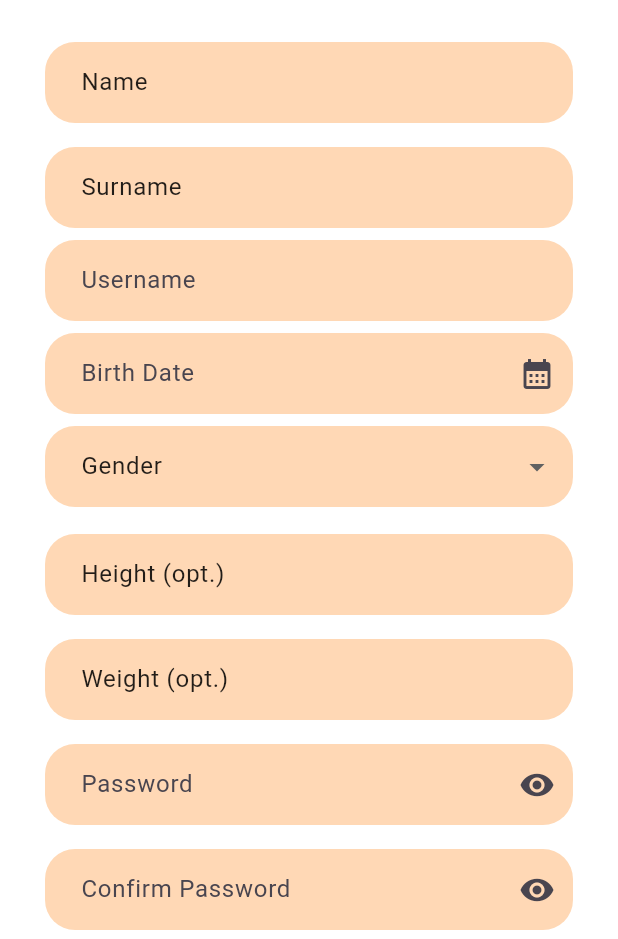
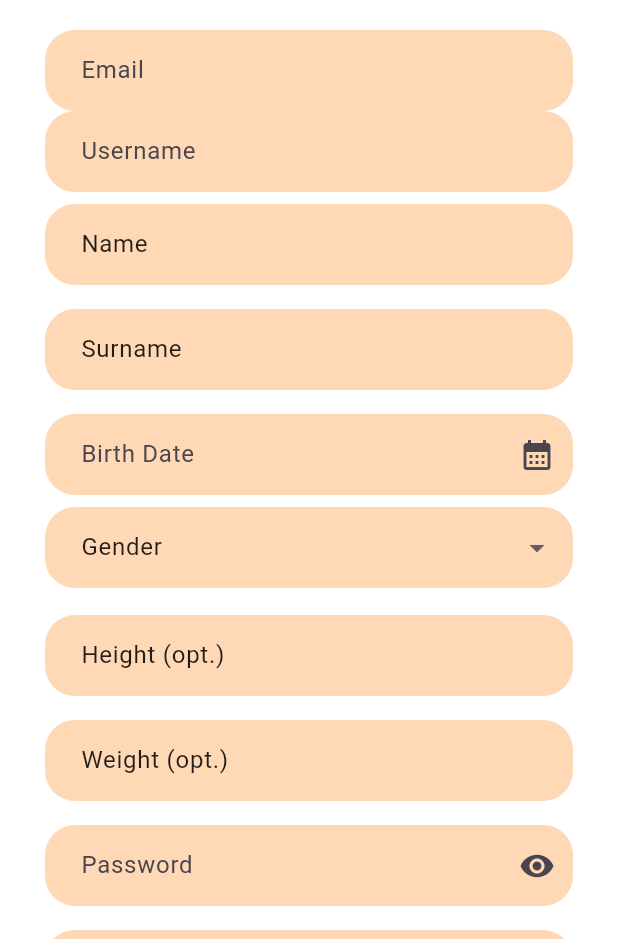
Before and after one commit to Elifsudeozmen/se380gymprojectt, a Flutter app: the screen it shows after launch, after a tap on "Sign Up", on a phone screen of 412 x 824 dp, the part 297-1236 px from its top. Run offline on Flutter 3.47's test engine with Material 3 defaults, Android fonts, the phone set to English and light mode, and no system bars; our stand-ins replace cloud_firestore, easy_localization, firebase_auth, firebase_core; accounts and stored records are empty.

Commit message:
login authentication

```diff
--- a/lib/_lib/features/home_page/presentation/home_page.dart
+++ b/lib/_lib/features/home_page/presentation/home_page.dart
@@ -1,26 +1,67 @@
 import 'package:flutter/material.dart';
 import 'package:easy_localization/easy_localization.dart';
 import 'package:gymproject/_lib/features/home_page/presentation/widgets/auth_button.dart';
-import 'package:gymproject/_lib/features/home_page/presentation/widgets/language_button.dart';
+import 'package:gymproject/_lib/features/home_page/services/auth_service.dart';
 import '../presentation/widgets/profile_avatar.dart';
 import '../presentation/widgets/username_field.dart';
 import '../presentation/widgets/password_field.dart';
+import '../presentation/widgets/language_button.dart';
 
+class HomePage extends StatefulWidget {
+  const HomePage({super.key});
 
-class HomePage extends StatelessWidget {
-  const HomePage({super.key});
+  @override
+  State<HomePage> createState() => _HomePageState();
+}
+
+class _HomePageState extends State<HomePage> {
+  final usernameCtrl = TextEditingController();
+  final passwordCtrl = TextEditingController();
+  final AuthService _authService = AuthService();
+
+  @override
+  void dispose() {
+    usernameCtrl.dispose();
+    passwordCtrl.dispose();
+    super.dispose();
+  }
+
+  void login() async {
+    final authService = AuthService();
+    String? error = await authService.signInWithControllers(
+      usernameCtrl: usernameCtrl,
+      passwordCtrl: passwordCtrl,
+    );
+
+    if (error != null) {
+      ScaffoldMessenger.of(context).showSnackBar(
+        SnackBar(
+          content: Text(error),
+          behavior: SnackBarBehavior.floating,
+          margin: const EdgeInsets.all(20),
+        ),
+      );
+      return;
+    }
+
+    // Başarılı login
+    ScaffoldMessenger.of(context).showSnackBar(
+      const SnackBar(
+        content: Text("Login successful!"),
+        behavior: SnackBarBehavior.floating,
+        margin: EdgeInsets.all(20),
+      ),
+    );
+
+    // Navigator.push(...); // başka sayfaya geçiş
+  }
 
   @override
   Widget build(BuildContext context) {
     return Scaffold(
       appBar: AppBar(
         title: Text('GymTracker'.tr()),
-        leading: IconButton(
-          onPressed: () {
-            // Menü fonksiyonu eklenecek
-          },
-          icon: const Icon(Icons.menu),
-        ),
+        leading: IconButton(onPressed: () {}, icon: const Icon(Icons.menu)),
         centerTitle: true,
         backgroundColor: Colors.greenAccent,
         foregroundColor: Colors.black,
@@ -33,28 +74,26 @@ class HomePage extends StatelessWidget {
         ),
         actions: [
           IconButton(
-            onPressed: () {
-              // Dil değiştirici ikonuna fonksiyon eklenecek
-
-            },
+            onPressed: () {},
             icon: const Icon(Icons.language_rounded),
           ),
         ],
       ),
-
       body: Center(
         child: SingleChildScrollView(
           child: Column(
-            children: const [
-              ProfileAvatar(),
-              SizedBox(height: 20),
-              UsernameField(),
-              SizedBox(height: 20),
-              PasswordField(),
-              SizedBox(height: 20),
-              AuthButtons(),
-              SizedBox(height: 30),
-              LanguageButtons(),
+            children: [
+              const ProfileAvatar(),
+              const SizedBox(height: 20),
+              UsernameField(controller: usernameCtrl),
+              const SizedBox(height: 20),
+              PasswordField(controller: passwordCtrl),
+              const SizedBox(height: 20),
+              AuthButtons(
+                onSignIn: login, // artık login metodu çağrılıyor
+              ),
+              const SizedBox(height: 30),
+              const LanguageButtons(),
             ],
           ),
         ),
--- a/lib/_lib/features/home_page/presentation/widgets/password_field.dart
+++ b/lib/_lib/features/home_page/presentation/widgets/password_field.dart
@@ -2,21 +2,21 @@ import 'package:flutter/material.dart';
 import 'package:easy_localization/easy_localization.dart';
 
 class PasswordField extends StatelessWidget {
-  const PasswordField({super.key});
+  final TextEditingController controller;
+  const PasswordField({super.key, required this.controller});
 
   @override
   Widget build(BuildContext context) {
     return Padding(
       padding: const EdgeInsets.symmetric(horizontal: 30),
       child: TextField(
+        controller: controller,
         obscureText: true,
         decoration: InputDecoration(
           labelText: 'Password'.tr(),
           fillColor: const Color.fromARGB(255, 236, 172, 193),
           filled: true,
-          border: OutlineInputBorder(
-            borderRadius: BorderRadius.circular(30),
-          ),
+          border: OutlineInputBorder(borderRadius: BorderRadius.circular(30)),
         ),
       ),
     );
--- a/lib/_lib/features/home_page/presentation/widgets/username_field.dart
+++ b/lib/_lib/features/home_page/presentation/widgets/username_field.dart
@@ -2,20 +2,20 @@ import 'package:flutter/material.dart';
 import 'package:easy_localization/easy_localization.dart';
 
 class UsernameField extends StatelessWidget {
-  const UsernameField({super.key});
+  final TextEditingController controller;
+  const UsernameField({super.key, required this.controller});
 
   @override
   Widget build(BuildContext context) {
     return Padding(
       padding: const EdgeInsets.symmetric(horizontal: 30),
       child: TextField(
+        controller: controller,
         decoration: InputDecoration(
           labelText: 'Username'.tr(),
           fillColor: const Color.fromARGB(255, 236, 172, 193),
           filled: true,
-          border: OutlineInputBorder(
-            borderRadius: BorderRadius.circular(30),
-          ),
+          border: OutlineInputBorder(borderRadius: BorderRadius.circular(30)),
         ),
       ),
     );
--- a/lib/_lib/features/profile_page/presentation/profile_page.dart
+++ b/lib/_lib/features/profile_page/presentation/profile_page.dart
@@ -83,6 +83,7 @@ class ProfilePage extends StatelessWidget {
 import 'package:flutter/material.dart';
 import 'package:gymproject/_lib/features/home_page/presentation/home_page.dart';
 import 'package:gymproject/_lib/features/profile_page/presentation/services/auth_service.dart';
+import 'package:gymproject/_lib/features/profile_page/presentation/widgets/email_field.dart';
 import 'package:gymproject/_lib/features/profile_page/presentation/widgets/profile_datefield.dart';
 import 'package:gymproject/_lib/features/registration_page/presentation/registration_page.dart';
 import 'widgets/profile_avatar.dart';
@@ -107,6 +108,7 @@ class _ProfilePageState extends State<ProfilePage> {
   final passCtrl = TextEditingController();
   final confirmCtrl = TextEditingController();
   final usernameCtrl = TextEditingController();
+  final emailCtrl = TextEditingController();
 
   String? selectedGender; // dropdown için
 
@@ -120,6 +122,7 @@ class _ProfilePageState extends State<ProfilePage> {
     passCtrl.dispose();
     confirmCtrl.dispose();
     usernameCtrl.dispose();
+    emailCtrl.dispose();
 
     super.dispose();
   }
@@ -156,9 +159,10 @@ class _ProfilePageState extends State<ProfilePage> {
                 const ProfileAvatar(),
                 const SizedBox(height: 20),
 
+                EmailField(controller: emailCtrl),
+                UsernameField(controller: usernameCtrl),
                 ProfileTextField(label: "Name", controller: nameCtrl),
                 ProfileTextField(label: "Surname", controller: surnameCtrl),
-                UsernameField(controller: usernameCtrl),
 
                 ProfileDateField(label: "Birth Date", controller: birthCtrl),
 
@@ -219,6 +223,7 @@ class _ProfilePageState extends State<ProfilePage> {
         surnameCtrl.text.isEmpty ||
         birthCtrl.text.isEmpty ||
         selectedGender == null ||
+        emailCtrl.text.isEmpty ||
         passCtrl.text.isEmpty ||
         confirmCtrl.text.isEmpty) {
       ScaffoldMessenger.of(context).showSnackBar(
@@ -251,6 +256,7 @@ class _ProfilePageState extends State<ProfilePage> {
       height: heightCtrl.text.trim(),
       weight: weightCtrl.text.trim(),
       password: passCtrl.text.trim(),
+      email: emailCtrl.text.trim(),
     );
     if (error != null) {
       ScaffoldMessenger.of(
--- a/lib/_lib/features/profile_page/presentation/services/auth_service.dart
+++ b/lib/_lib/features/profile_page/presentation/services/auth_service.dart
@@ -1,8 +1,11 @@
 import 'package:cloud_firestore/cloud_firestore.dart';
+import 'package:firebase_auth/firebase_auth.dart';
 
 class AuthService {
+  final FirebaseAuth _auth = FirebaseAuth.instance;
   final FirebaseFirestore _db = FirebaseFirestore.instance;
 
+  /// Kullanıcı kaydı
   Future<String?> registerUser({
     required String username,
     required String name,
@@ -11,9 +14,11 @@ class AuthService {
     required String gender,
     required String height,
     required String weight,
+    required String email,
     required String password,
   }) async {
     try {
+      // 1️⃣ Username kontrolü
       var query = await _db
           .collection('users')
           .where('username', isEqualTo: username)
@@ -22,7 +27,12 @@ class AuthService {
         return "Username already exists!";
       }
 
-      await _db.collection('users').add({
+      // 2️⃣ Email + password ile Firebase Auth kaydı
+      UserCredential userCredential = await _auth
+          .createUserWithEmailAndPassword(email: email, password: password);
+
+      // 3️⃣ Firestore’a profil bilgilerini kaydet
+      await _db.collection('users').doc(userCredential.user!.uid).set({
         'username': username,
         'name': name,
         'surname': surname,
@@ -30,10 +40,14 @@ class AuthService {
         'gender': gender,
         'height': height,
         'weight': weight,
-        'password': password,
+        'email': email,
+        'createdAt': FieldValue.serverTimestamp(),
       });
 
-      return null;
+      return null; // kayıt başarılı
+    } on FirebaseAuthException catch (e) {
+      // Auth hataları (ör: email zaten kayıtlı)
+      return e.message;
     } catch (e) {
       return e.toString();
     }
--- /dev/null
+++ b/lib/_lib/features/profile_page/presentation/widgets/email_field.dart
@@ -0,0 +1,27 @@
+import 'package:flutter/material.dart';
+
+class EmailField extends StatelessWidget {
+  final TextEditingController controller;
+
+  const EmailField({super.key, required this.controller});
+
+  @override
+  Widget build(BuildContext context) {
+    return TextFormField(
+      controller: controller,
+      decoration: InputDecoration(
+        labelText: "Email",
+        filled: true,
+        fillColor: const Color(0xFFFFD8B5),
+        border: OutlineInputBorder(
+          borderRadius: BorderRadius.circular(20),
+          borderSide: BorderSide.none,
+        ),
+        contentPadding: const EdgeInsets.symmetric(
+          horizontal: 20,
+          vertical: 15,
+        ),
+      ),
+    );
+  }
+}
--- a/pubspec.yaml
+++ b/pubspec.yaml
@@ -35,6 +35,7 @@ dependencies:
   easy_localization: ^3.0.3
   firebase_core: ^4.2.1
   cloud_firestore: ^6.1.0
+  firebase_auth: ^6.1.2
 
 
   # The following adds the Cupertino Icons font to your application.
```
Also changed, not shown: lib/_lib/features/home_page/presentation/widgets/auth_button.dart (+10 -19 lines), lib/_lib/features/home_page/services/auth_service.dart (added, +45 -0 lines), pubspec.lock, 3 other files.
